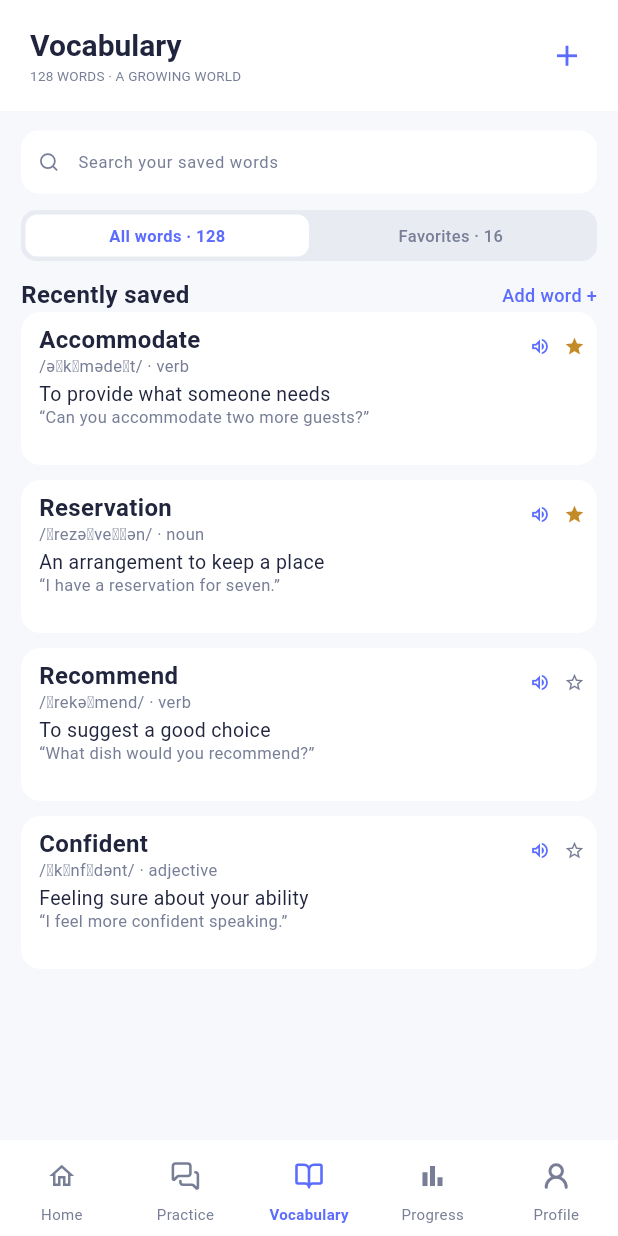
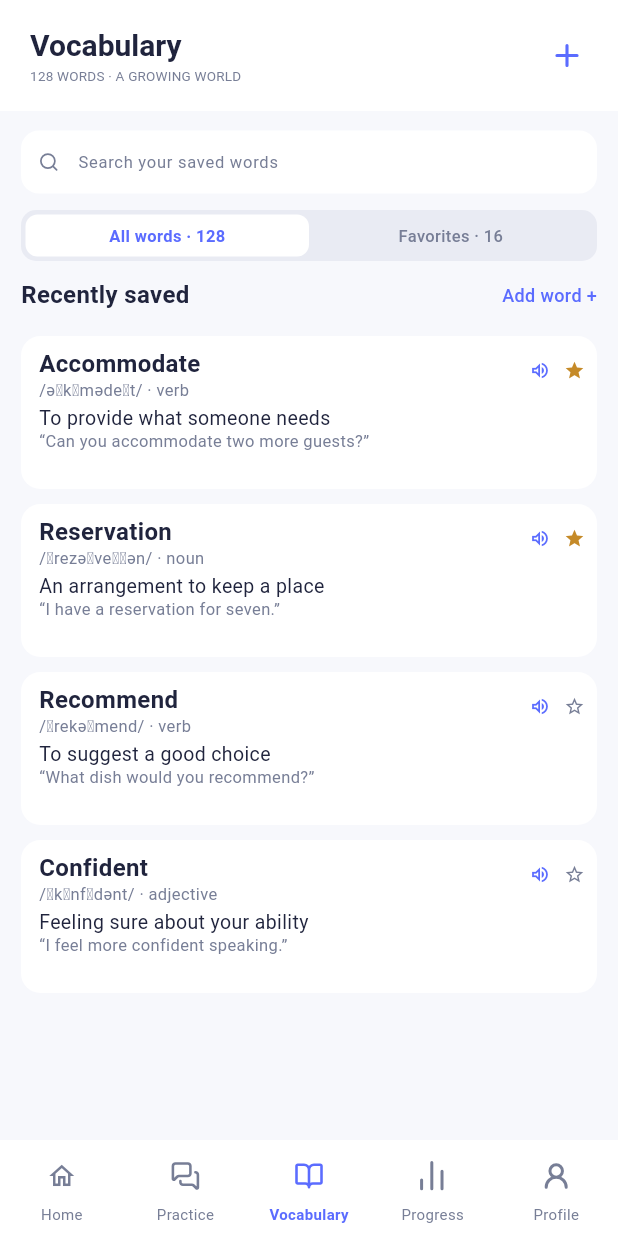
Before and after one commit to ahmedgamal826/ai-lingo-app, a Flutter app: the screen it shows after launch, on a phone screen of 412 x 824 dp. Run offline on Flutter 3.47's test engine with Material 3 defaults, Android fonts, the phone set to English and light mode, and no system bars; our stand-ins replace flutter_bloc, flutter_screenutil, flutter_svg.

Commit message:
fix some error in user

```diff
--- a/Code/ai_lingo_user_app/lib/features/progress/views/progress_view.dart
+++ b/Code/ai_lingo_user_app/lib/features/progress/views/progress_view.dart
@@ -423,6 +423,7 @@ class _ProgressViewState extends State<ProgressView> {
             BottomNavItem(
               label: 'Progress',
               icon: Icons.bar_chart_outlined,
+              iconAsset: AppAssets.icon('Progress.svg'),
             ),
             BottomNavItem(
               label: 'Profile',
--- a/Code/ai_lingo_user_app/lib/features/vocabulary/views/vocabulary_view.dart
+++ b/Code/ai_lingo_user_app/lib/features/vocabulary/views/vocabulary_view.dart
@@ -9,6 +9,7 @@ import '../../../core/widgets/custom_bottom_nav_bar.dart';
 import '../../../core/widgets/custom_card.dart';
 import '../../../core/widgets/custom_icon_button.dart';
 import '../../progress/views/progress_view.dart';
+import 'add_word_view.dart';
 import 'word_detail_view.dart';
 import 'edit_word_view.dart';
 
@@ -72,6 +73,37 @@ class _VocabularyViewState extends State<VocabularyView> {
     _searchController.dispose();
     super.dispose();
   }
+
+  Future<void> _openAddWordPage() async {
+    final result = await Navigator.push<AddedVocabularyWord>(
+      context,
+      MaterialPageRoute(
+        builder: (_) => const AddWordView(),
+      ),
+    );
+
+    if (result == null || !mounted) return;
+
+    setState(() {
+      _words.insert(
+        0,
+        _VocabularyWord(
+          word: result.word,
+          phonetic: result.phonetic.isEmpty
+              ? result.partOfSpeech.toLowerCase()
+              : '${result.phonetic} · ${result.partOfSpeech.toLowerCase()}',
+          meaning: result.meaning,
+          example: result.example,
+          favorite: result.isFavorite,
+        ),
+      );
+
+      _selectedFilter = 0;
+      _searchController.clear();
+    });
+  }
+
+
 
   void _showAddWordDialog() {
     final wordController = TextEditingController();
@@ -192,12 +224,18 @@ class _VocabularyViewState extends State<VocabularyView> {
               ],
             ),
             actions: [
-              CustomIconButton(
-                onPressed: _showAddWordDialog,
+              IconButton(
+                onPressed: _openAddWordPage,
                 tooltip: 'Add word',
-                icon: Icons.add,
-                color: AppColors.primary,
-                size: 23,
+                icon: SvgPicture.asset(
+                  AppAssets.icon('plus.svg'),
+                  width: 23,
+                  height: 23,
+                  colorFilter: const ColorFilter.mode(
+                    AppColors.primary,
+                    BlendMode.srcIn,
+                  ),
+                ),
               ),
               const SizedBox(width: 10),
             ],
@@ -252,6 +290,7 @@ class _VocabularyViewState extends State<VocabularyView> {
                             ),
                           ],
                         ),
+                        Container(height: 16),
                         ..._visibleWords.map(
                           (word) => _buildWordCard(word),
                         ),
@@ -298,7 +337,11 @@ class _VocabularyViewState extends State<VocabularyView> {
               icon: Icons.menu_book_outlined,
               iconAsset: AppAssets.icon('book-open.svg'),
             ),
-            const BottomNavItem(label: 'Progress', icon: Icons.bar_chart),
+            BottomNavItem(
+              label: 'Progress',
+              icon: Icons.bar_chart,
+              iconAsset: AppAssets.icon('Progress.svg'),
+            ),
             BottomNavItem(
               label: 'Profile',
               icon: Icons.person_outline,
```
Also changed, not shown: Code/ai_lingo_user_app/assets/icons/Progress.svg (added).
